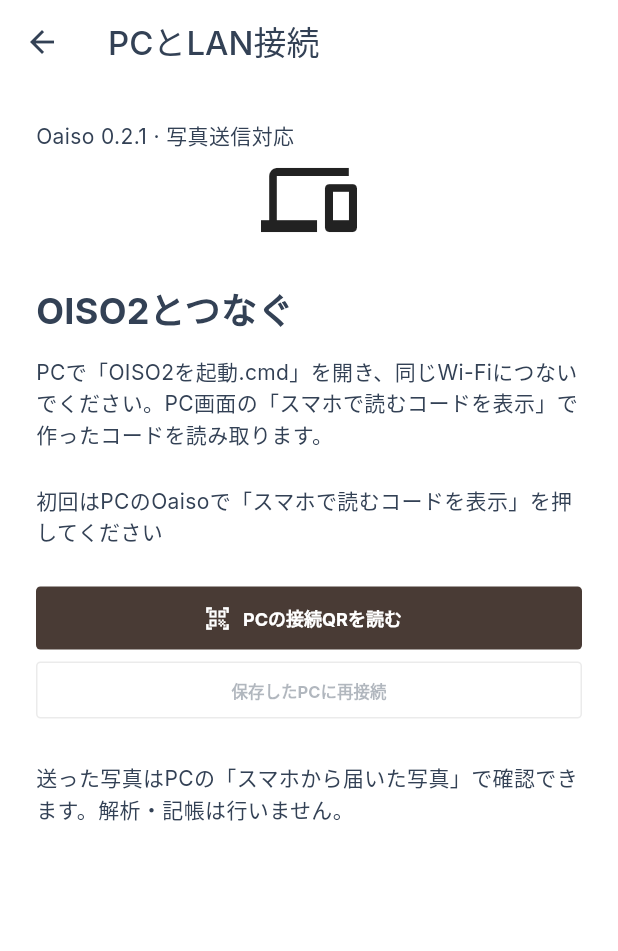
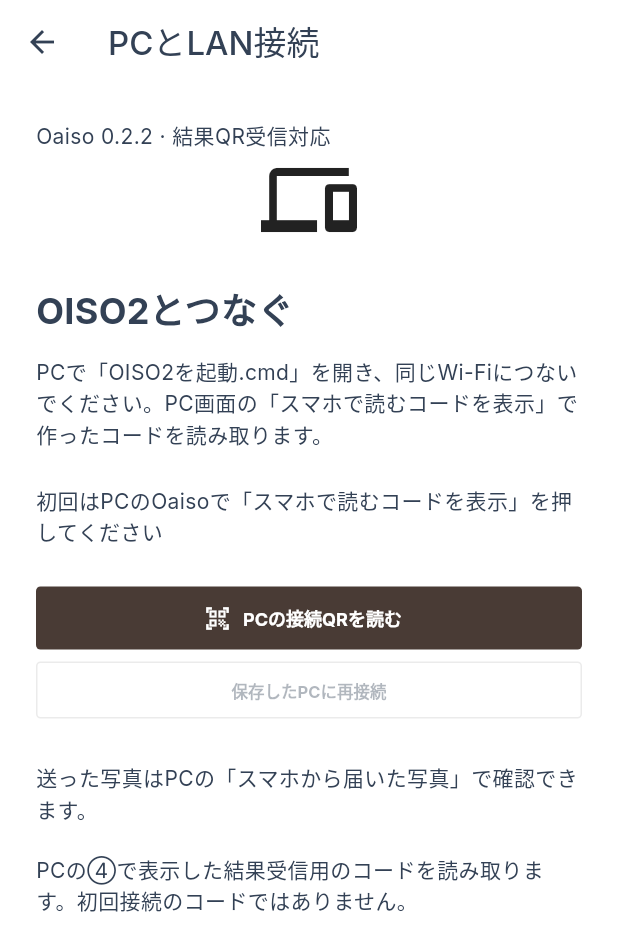
Before and after one commit to 24jz0135-cpu/sotugyouseisaku, a Flutter app: the LanConnectionPage screen opened directly, on a phone screen of 412 x 824 dp. Shown: the top 951 px of the screen. Run offline on Flutter 3.47's test engine with Material 3 defaults, Android fonts, the phone set to English and light mode, and no system bars; our stand-ins replace file_picker, flutter_secure_storage, image_picker, lucide_icons_flutter, share_plus, shared_preferences and 1 more; missing offline and left inert: mobile_scanner; accounts and stored records are empty.

Commit message:
Add direct mobile scanner for desktop result QR codes

```diff
--- a/Okanjo/integration-staging/flutter-app/lib/lan_page.dart
+++ b/Okanjo/integration-staging/flutter-app/lib/lan_page.dart
@@ -5,8 +5,9 @@ import 'package:mobile_scanner/mobile_scanner.dart';
 import 'lan_connection.dart';
 
 class LanConnectionPage extends StatefulWidget {
-  const LanConnectionPage({super.key, this.onSendPhotos});
+  const LanConnectionPage({super.key, this.onSendPhotos,this.onReceiveResults});
   final Future<void> Function()? onSendPhotos;
+  final VoidCallback? onReceiveResults;
   @override
   State<LanConnectionPage> createState() => _LanConnectionPageState();
 }
@@ -67,7 +68,7 @@ class _LanConnectionPageState extends State<LanConnectionPage> {
     body: ListView(
       padding: const EdgeInsets.all(24),
       children: [
-        const Text('Oaiso 0.2.1 · 写真送信対応', style: TextStyle(fontSize: 14)),
+        const Text('Oaiso 0.2.2 · 結果QR受信対応', style: TextStyle(fontSize: 14)),
         const Icon(Icons.devices, size: 64),
         const SizedBox(height: 24),
         const Text(
@@ -140,7 +141,10 @@ class _LanConnectionPageState extends State<LanConnectionPage> {
             icon: const Icon(Icons.send_outlined),
             label: const Text('レシートの写真をPCへ送る'),
           ),
-        const Text('送った写真はPCの「スマホから届いた写真」で確認できます。解析・記帳は行いません。'),
+        const Text('送った写真はPCの「スマホから届いた写真」で確認できます。'),
+        const SizedBox(height:20),
+        if(widget.onReceiveResults!=null) FilledButton.icon(onPressed:busy?null:widget.onReceiveResults,icon:const Icon(Icons.qr_code_scanner),label:const Text('④ PCの結果コードを読む')),
+        const Text('PCの④で表示した結果受信用のコードを読み取ります。初回接続のコードではありません。'),
       ],
     ),
   );
--- a/Okanjo/integration-staging/flutter-app/lib/result_transfer.dart
+++ b/Okanjo/integration-staging/flutter-app/lib/result_transfer.dart
@@ -20,7 +20,7 @@ Uri resultShareUri(String value) {
       uri.port < 1 ||
       uri.port > 65535 ||
       !RegExp(r'^/s/[A-Za-z0-9_-]{32}/$').hasMatch(uri.path)) {
-    throw const FormatException('PCの「スマホで修正するQR」で作成したURLを使ってください');
+    throw const FormatException('PCの④「結果をスマホへ渡すコードを表示」で作ったコードを読み取ってください。初回接続のコードはここでは使えません');
   }
   return uri;
 }
--- a/Okanjo/integration-staging/flutter-app/lib/web_design.dart
+++ b/Okanjo/integration-staging/flutter-app/lib/web_design.dart
@@ -732,6 +732,7 @@ class _ReceiptsPage extends StatelessWidget {
     required this.receiptStates,
     required this.onShareBatch,
     required this.onSendToPc,
+    required this.onReceiveResults,
     required this.sending,
     required this.sendProgress,
     required this.onAdd,
@@ -741,6 +742,7 @@ class _ReceiptsPage extends StatelessWidget {
   final Map<String, Map<String, dynamic>> receiptStates;
   final VoidCallback onShareBatch;
   final VoidCallback onSendToPc;
+  final VoidCallback onReceiveResults;
   final bool sending;
   final String sendProgress;
   final Future<void> Function(ImageSource) onAdd;
@@ -809,6 +811,7 @@ class _ReceiptsPage extends StatelessWidget {
               ),
               const SizedBox(height: 12),
               FilledButton.icon(onPressed:photos.isEmpty||sending?null:onSendToPc,icon:const Icon(Icons.send_outlined),label:Text(sending?'PCへ送信中…':'写真をPCへ送信')),
+              OutlinedButton.icon(onPressed:onReceiveResults,icon:const Icon(Icons.qr_code_scanner),label:const Text('④ PCの結果コードを読む')),
               if(sendProgress.isNotEmpty) Semantics(liveRegion:true,child:Text(sendProgress)),
               const SizedBox(height:12),
               OutlinedButton.icon(
--- a/Okanjo/integration-staging/flutter-app/pubspec.yaml
+++ b/Okanjo/integration-staging/flutter-app/pubspec.yaml
@@ -1,7 +1,7 @@
 name: instant_ledger
 description: "A new Flutter project."
 publish_to: 'none'
-version: 0.2.1+4
+version: 0.2.2+5
 
 environment:
   sdk: ^3.11.5
```
Also changed, not shown: Okanjo/integration-staging/flutter-app/lib/main.dart (+37 -5 lines), 4 other files.
